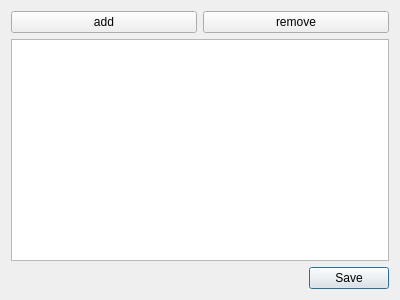
Qt form wlqt/form/wlpamlistwidget.ui (wldevru/src) before a commit.
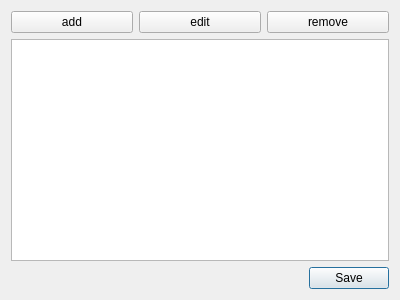
The same form after that commit.

The edit to the form file:
```diff
--- a/wlqt/form/wlpamlistwidget.ui
+++ b/wlqt/form/wlpamlistwidget.ui
@@ -17,7 +17,7 @@
    <string>motion parameters</string>
   </property>
   <layout class="QGridLayout" name="gridLayout">
-   <item row="2" column="0" colspan="2">
+   <item row="2" column="0" colspan="3">
     <widget class="QDialogButtonBox" name="buttonBox">
      <property name="orientation">
       <enum>Qt::Horizontal</enum>
@@ -27,13 +27,20 @@
      </property>
     </widget>
    </item>
-   <item row="1" column="0" colspan="2">
+   <item row="1" column="0" colspan="3">
     <widget class="QTableWidget" name="tableWidget">
      <attribute name="horizontalHeaderStretchLastSection">
       <bool>true</bool>
      </attribute>
     </widget>
    </item>
+   <item row="0" column="2">
+    <widget class="QPushButton" name="pbRem">
+     <property name="text">
+      <string>remove</string>
+     </property>
+    </widget>
+   </item>
    <item row="0" column="0">
     <widget class="QPushButton" name="pbAdd">
      <property name="text">
@@ -42,9 +49,9 @@
     </widget>
    </item>
    <item row="0" column="1">
-    <widget class="QPushButton" name="pbRem">
+    <widget class="QPushButton" name="pbEdit">
      <property name="text">
-      <string>remove</string>
+      <string>edit</string>
      </property>
     </widget>
    </item>
```
